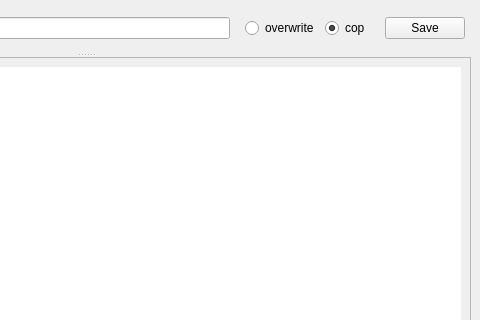
The window that CNC_TOOLBOX/gui/mainwindow.ui (MrSamuelLaw/CNC_TOOLBOX) describes before a commit, drawn with Qt 5; both pictures show x 309 to 789 and y 0 to 320 of the 789 by 671 pixel window.
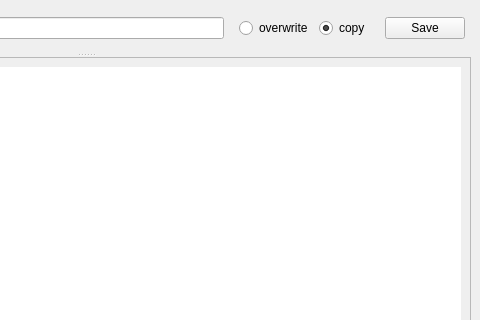
The same window after the commit.

```diff
--- a/CNC_TOOLBOX/gui/mainwindow.ui
+++ b/CNC_TOOLBOX/gui/mainwindow.ui
@@ -61,7 +61,7 @@
        <item row="0" column="1">
         <widget class="QRadioButton" name="save_copy">
          <property name="text">
-          <string>cop</string>
+          <string>copy</string>
          </property>
          <property name="checkable">
           <bool>true</bool>
```
Left out of the diff: 6 changed lines with no effect on the pictures.
